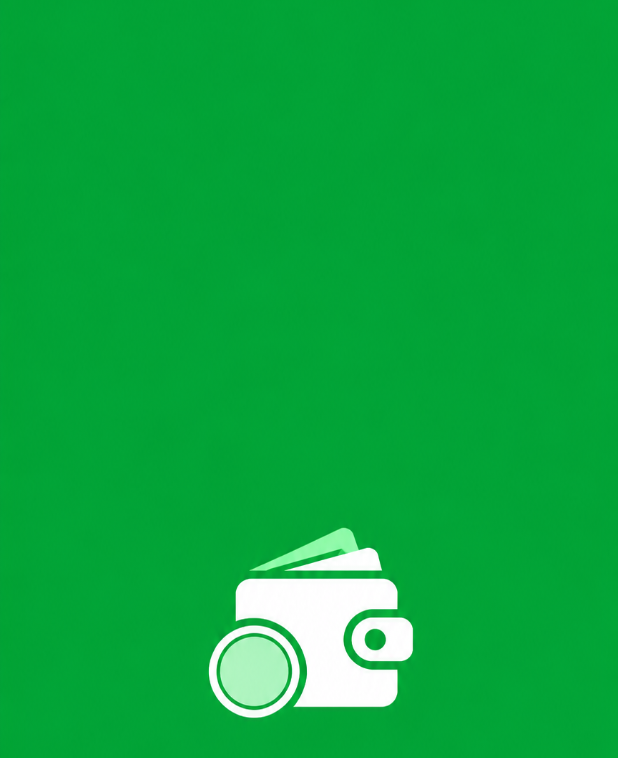
After one commit to mimathad27/PesaWise, an Android app built with Jetpack Compose: the composable AppLaunchSplashScreen shown on its own in the app's theme, on a phone screen of 412 x 824 dp. The commit adds this screen. Shown: the top 758 px of the screen. Run offline under Robolectric (Android 15) with nearby library versions, the phone set to English and light mode, and no system bars; Roboto replaces fonts that are not available here.

Commit message:
Show wallet splash on app launch

```diff
--- a/app/src/main/java/com/pesawise/app/MainActivity.kt
+++ b/app/src/main/java/com/pesawise/app/MainActivity.kt
@@ -8,6 +8,7 @@ import androidx.compose.runtime.remember
 import androidx.lifecycle.viewmodel.compose.viewModel
 import com.pesawise.app.ui.AuthViewModel
 import com.pesawise.app.ui.AuthViewModelFactory
+import com.pesawise.app.ui.AppLaunchSplashScreen
 import com.pesawise.app.ui.OnboardingScreen
 import com.pesawise.app.ui.PesaWiseApp
 import com.pesawise.app.ui.SignedInScreen
@@ -23,10 +24,13 @@ class MainActivity : ComponentActivity() {
                 val onboardingComplete = remember {
                     mutableStateOf(onboardingPrefs.getBoolean("complete", false))
                 }
+                val splashFinished = remember { mutableStateOf(false) }
                 val authViewModel: AuthViewModel = viewModel(
                     factory = AuthViewModelFactory(app.authRepository)
                 )
-                if (authViewModel.state.value.loggedIn) {
+                if (!splashFinished.value) {
+                    AppLaunchSplashScreen(onFinished = { splashFinished.value = true })
+                } else if (authViewModel.state.value.loggedIn) {
                     SignedInScreen(authViewModel, app.authRepository)
                 } else if (!onboardingComplete.value) {
                     OnboardingScreen(
--- /dev/null
+++ b/app/src/main/java/com/pesawise/app/ui/AppLaunchSplashScreen.kt
@@ -0,0 +1,26 @@
+package com.pesawise.app.ui
+
+import androidx.compose.foundation.Image
+import androidx.compose.foundation.layout.fillMaxSize
+import androidx.compose.runtime.Composable
+import androidx.compose.runtime.LaunchedEffect
+import androidx.compose.ui.Modifier
+import androidx.compose.ui.layout.ContentScale
+import androidx.compose.ui.res.painterResource
+import com.pesawise.app.R
+import kotlinx.coroutines.delay
+
+@Composable
+fun AppLaunchSplashScreen(onFinished: () -> Unit) {
+    LaunchedEffect(Unit) {
+        delay(1_300)
+        onFinished()
+    }
+
+    Image(
+        painter = painterResource(R.drawable.wallet_first_launch),
+        contentDescription = "PesaWise wallet",
+        modifier = Modifier.fillMaxSize(),
+        contentScale = ContentScale.Crop
+    )
+}
```
Also changed, not shown: app/src/main/res/drawable-nodpi/wallet_first_launch.png (added).
